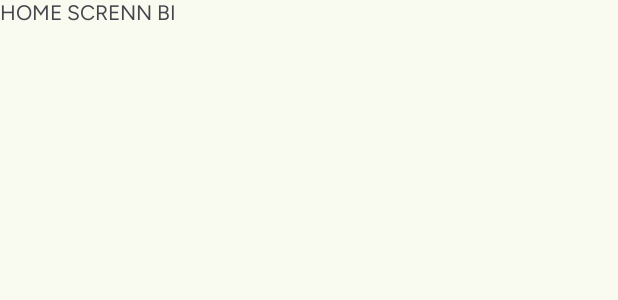
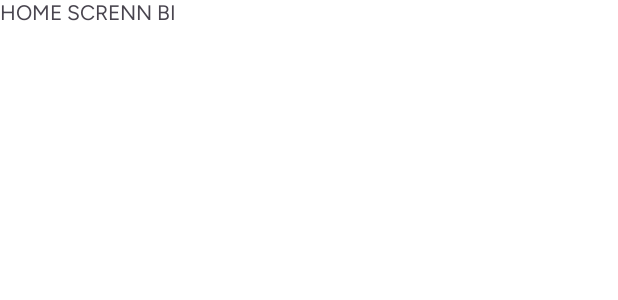
Before and after one commit to MuhammadAriefRahman1/Project-Mobile-Kelompok-4-ShareMeal, an Android app: the layout fragment_home.xml on its own in the app's theme, with its tools: preview values and no code run, on a phone screen of 412 x 824 dp. Shown: the top 300 px of the screen. Run offline under Robolectric (Android 15) with nearby library versions, the phone set to English and light mode, and no system bars.

Commit message:
style | change home background color

```diff
--- a/app/src/main/res/layout/fragment_home.xml
+++ b/app/src/main/res/layout/fragment_home.xml
@@ -3,7 +3,7 @@
     xmlns:tools="http://schemas.android.com/tools"
     android:layout_width="match_parent"
     android:layout_height="match_parent"
-    android:background="@color/colorSurface"
+    android:background="@color/white"
     tools:context=".home.HomeFragment">
 
     <!-- TODO: Update blank fragment layout -->
```
Also changed, not shown: app/src/main/res/layout/activity_home.xml (+7 -3 lines).
